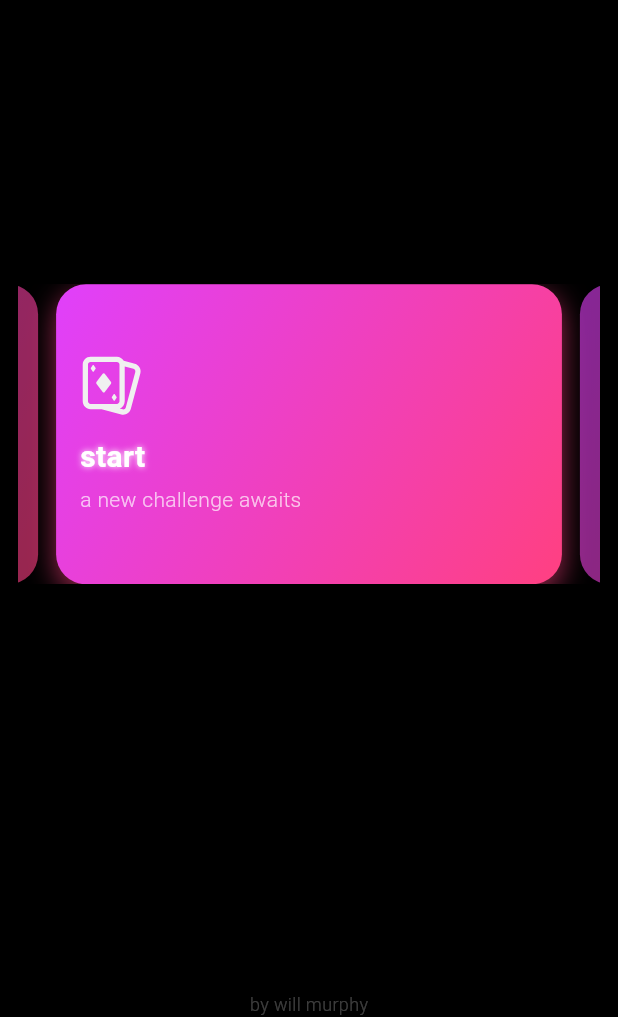
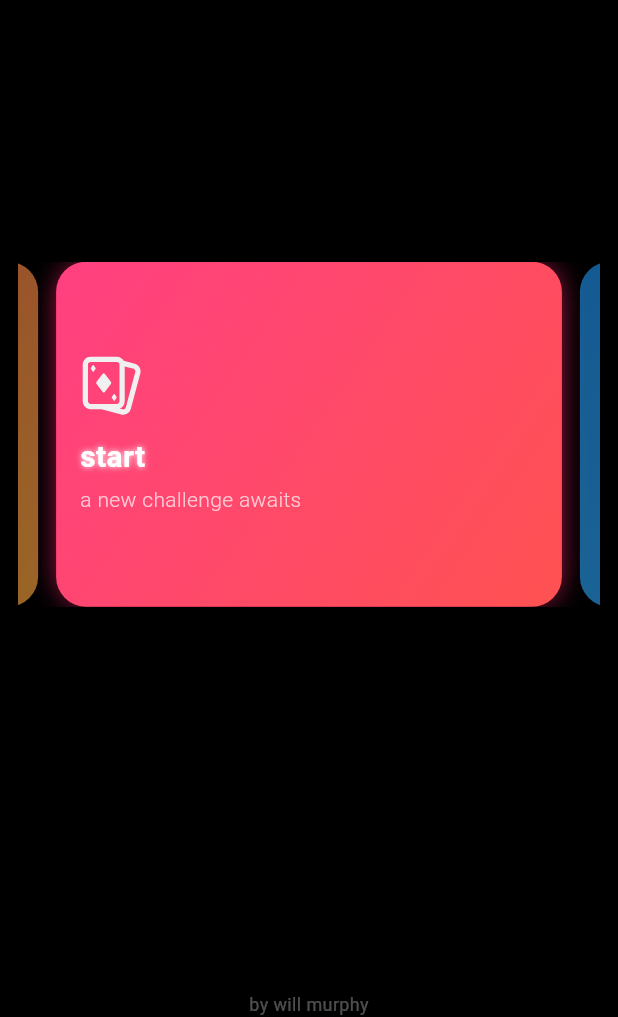
Before and after one commit to Illogicalll/solace, a Flutter app: the screen it shows after launch, on a phone screen of 412 x 824 dp, the part 219-1236 px from its top. Run offline on Flutter 3.47's test engine with Material 3 defaults, Android fonts, the phone set to English and light mode, and no system bars; our stand-ins replace flutter_svg, shared_preferences; Roboto replaces fonts that are missing (CabinetGrotesk).

Commit message:
home page colouring changes + card animations

```diff
--- a/lib/main.dart
+++ b/lib/main.dart
@@ -3,6 +3,7 @@ import 'package:flutter_svg/flutter_svg.dart';
 import 'package:shared_preferences/shared_preferences.dart';
 import 'play.dart';
 import 'statistics.dart';
+import 'package:url_launcher/url_launcher.dart';
 
 void main() {
   runApp(const MainApp());
@@ -32,7 +33,7 @@ class _MainAppState extends State<MainApp> {
     },
     {
       'title': 'statistics',
-      'subtitle': 'check your progress',
+      'subtitle': 'game history and more',
       'icon': 'assets/icons/stats1.svg',
     },
   ];
@@ -101,7 +102,7 @@ class _MainAppState extends State<MainApp> {
                       Padding(
                         padding: const EdgeInsets.only(bottom: 80.0),
                         child: SizedBox(
-                          height: 200,
+                          height: 230,
                           child: PageView.builder(
                             controller: _pageController,
                             itemCount: options.length,
@@ -113,6 +114,16 @@ class _MainAppState extends State<MainApp> {
                             itemBuilder: (context, index) {
                               final option = options[index];
                               final isSelected = index == _currentPage;
+                              final colorOptions = [
+                                [Colors.redAccent, Colors.orangeAccent],
+                                [Colors.pinkAccent, Colors.redAccent],
+                                [Colors.blue, Colors.lightBlueAccent],
+                              ];
+                              final glowOptions = [
+                                Colors.orange,
+                                Colors.pink,
+                                Colors.blue,
+                              ];
                               return Padding(
                                 padding: const EdgeInsets.symmetric(horizontal: 6.0),
                                 child: GestureDetector(
@@ -150,17 +161,18 @@ class _MainAppState extends State<MainApp> {
                                       width: screenWidth * 0.9,
                                       decoration: BoxDecoration(
                                         borderRadius: BorderRadius.circular(20),
-                                        gradient: const LinearGradient(
-                                          colors: [Colors.purpleAccent, Colors.pinkAccent],
+                                        gradient: LinearGradient(
+                                          colors: colorOptions[index],
                                           begin: Alignment.topLeft,
                                           end: Alignment.bottomRight,
                                         ),
                                         boxShadow: isSelected
                                             ? [
                                                 BoxShadow(
-                                                  color: Colors.pinkAccent.withOpacity(0.6),
+                                                  color: glowOptions[index].withOpacity(0.8),
                                                   blurRadius: 15,
-                                                  offset: const Offset(0, 6),
+                                                  spreadRadius: -2,
+                                                  offset: const Offset(0, 0),
                                                 )
                                               ]
                                             : null,
@@ -187,6 +199,7 @@ class _MainAppState extends State<MainApp> {
                                             style: TextStyle(
                                               color: Colors.white,
                                               fontSize: 20,
+                                              fontFamily: 'CabinetGrotesk',
                                               fontWeight: FontWeight.bold,
                                               shadows: isSelected
                                                   ? [const Shadow(blurRadius: 5, color: Colors.white, offset: Offset(0, 0))]
@@ -198,6 +211,7 @@ class _MainAppState extends State<MainApp> {
                                             option['subtitle']!,
                                             style: const TextStyle(
                                               color: Colors.white70,
+                                              fontFamily: 'CabinetGrotesk',
                                               fontSize: 14,
                                               fontWeight: FontWeight.w300,
                                             ),
@@ -215,13 +229,22 @@ class _MainAppState extends State<MainApp> {
                     ],
                   ),
                 ),
-                const Center(
-                  child: Text(
-                    'by will murphy',
-                    style: TextStyle(
-                      color: Colors.white24,
-                      fontSize: 12,
-                      fontWeight: FontWeight.w300,
+                GestureDetector(
+                  onTap: () async {
+                    final url = Uri.parse('https://www.w-murphy.com');
+                    if (await canLaunchUrl(url)) {
+                      await launchUrl(url, mode: LaunchMode.externalApplication);
+                    }
+                  },
+                  child: const Center(
+                    child: Text(
+                      'by will murphy',
+                      style: TextStyle(
+                        color: Colors.white30,
+                        fontFamily: 'CabinetGrotesk',
+                        fontSize: 12,
+                        fontWeight: FontWeight.w400,
+                      ),
                     ),
                   ),
                 ),
--- a/pubspec.yaml
+++ b/pubspec.yaml
@@ -11,6 +11,7 @@ dependencies:
     sdk: flutter
   flutter_svg: 2.2.0
   shared_preferences: 2.5.3
+  url_launcher: 6.3.2
 
 dev_dependencies:
   flutter_test:
```
Also changed, not shown: lib/play.dart (+117 -19 lines), pubspec.lock, 6 other files.
